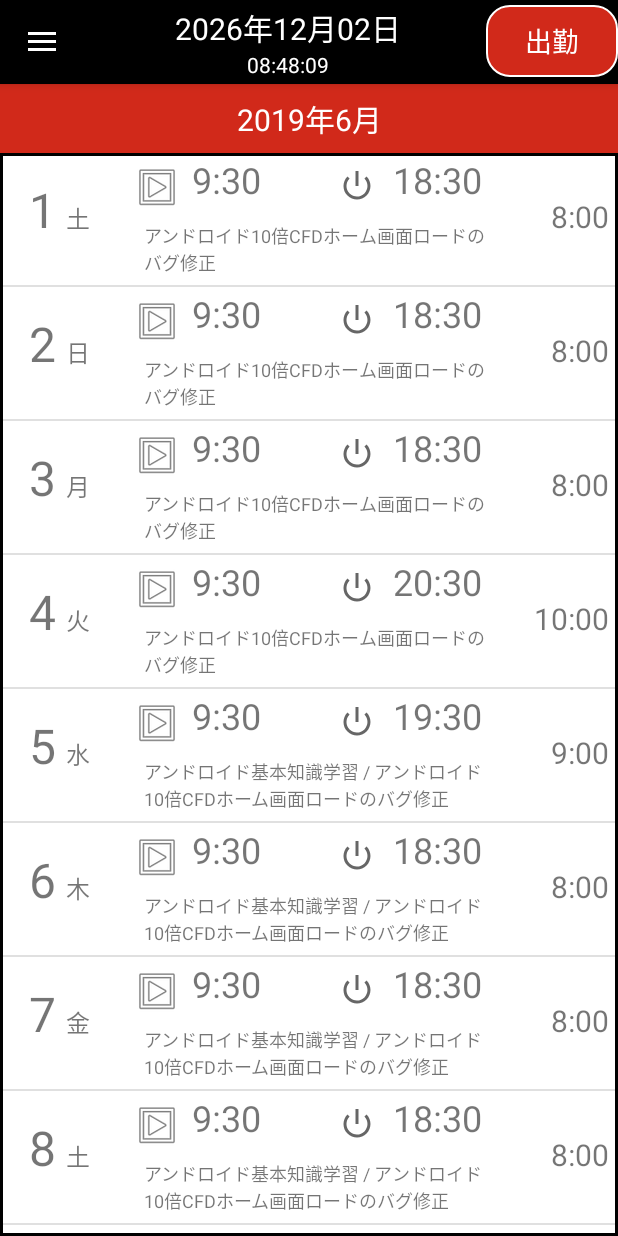
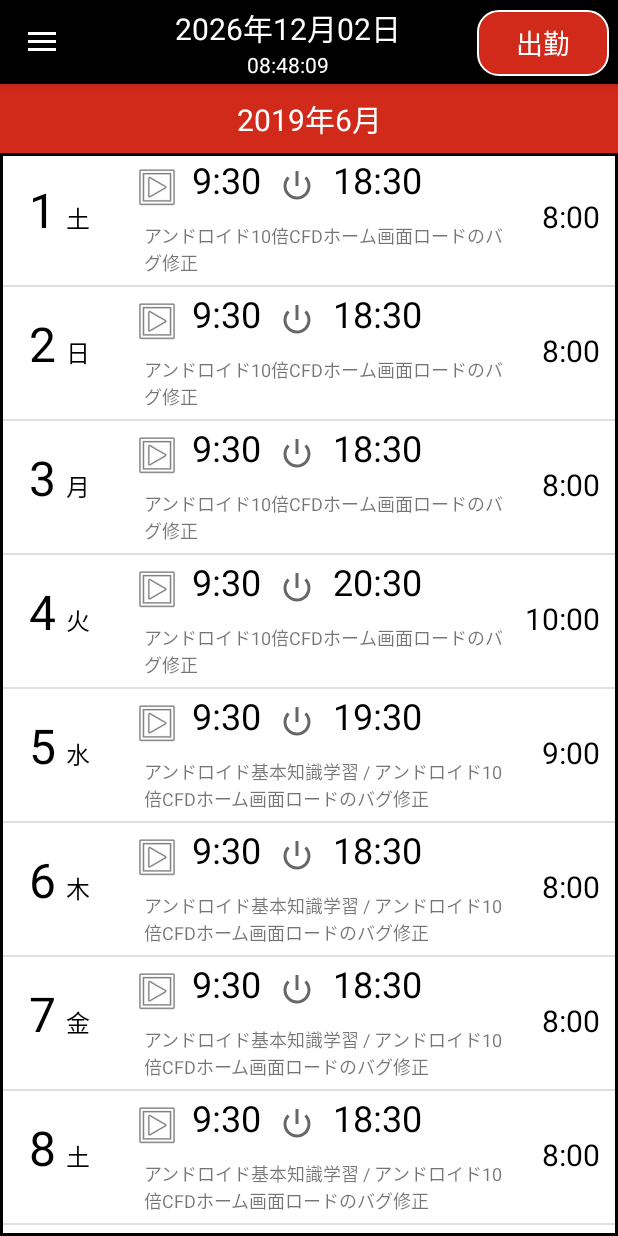
Before and after one commit to myforestory/Attendance_System, an Android app: the screen it shows after launch (MainActivity), on a phone screen of 412 x 824 dp. Run offline under Robolectric (Android 15) with nearby library versions, the phone set to English and light mode, and no system bars.

Commit message:
main info 0.81

```diff
--- a/app/src/main/res/drawable/button_shape.xml
+++ b/app/src/main/res/drawable/button_shape.xml
@@ -7,13 +7,5 @@
             android:width="1dp"
             android:color="@color/colorMainWhite" />
         <corners
-            android:radius="15dp" />
-        <padding
-            android:left="10dp"
-            android:top="0dp"
-            android:right="10dp"
-            android:bottom="0dp" />
-        <size
-            android:height="15dp"
-            android:width="30dp" />
+            android:radius="@dimen/dp_14" />
 </shape>
--- a/app/src/main/res/layout/app_bar_main.xml
+++ b/app/src/main/res/layout/app_bar_main.xml
@@ -46,6 +46,11 @@
                     android:layout_width="wrap_content"
                     android:layout_height="wrap_content"
                     android:layout_alignRight="@+id/titleDate"
+                    android:layout_alignTop="@id/titleDate"
+                    android:layout_alignBottom="@id/titleTime"
+                    android:layout_marginTop="@dimen/dp_3"
+                    android:layout_marginBottom="@dimen/dp_2"
+                    android:layout_marginRight="@dimen/dp_6"
                     android:background="@drawable/button_shape"
                     android:gravity="center"
                     android:text="出勤"
--- a/app/src/main/res/layout/listview_maininfo.xml
+++ b/app/src/main/res/layout/listview_maininfo.xml
@@ -21,6 +21,7 @@
         android:layout_marginTop="@dimen/dp_16"
         android:paddingBottom="@dimen/dp_8"
         android:text="1"
+        android:textColor="@color/colorMainBlack"
         android:textSize="@dimen/dp_32" />
 
     <TextView
@@ -30,13 +31,8 @@
         android:layout_alignBaseline="@id/tvDate"
         android:layout_toEndOf="@+id/tvDate"
         android:text="土"
+        android:textColor="@color/colorMainBlack"
         android:textSize="@dimen/dp_16" />
-
-    <View
-        android:layout_width="10dp"
-        android:layout_height="wrap_content"
-        android:background="@color/colorMainBlack"
-        />
 
     <ImageView
         android:id="@+id/imgStr"
@@ -55,6 +51,7 @@
         android:layout_toEndOf="@id/imgStr"
         android:padding="6dp"
         android:text="9:30"
+        android:textColor="@color/colorMainBlack"
         android:textSize="@dimen/dp_24" />
 
     <ImageView
@@ -62,7 +59,7 @@
         android:layout_width="wrap_content"
         android:layout_height="wrap_content"
         android:layout_alignBottom="@id/imgStr"
-        android:layout_marginStart="@dimen/dp_220"
+        android:layout_marginStart="@dimen/dp_180"
         android:padding="@dimen/dp_6"
         android:contentDescription="@string/main_disability_endImg"
         app:srcCompat="@android:drawable/ic_lock_power_off" />
@@ -75,6 +72,7 @@
         android:layout_toEndOf="@id/imgEnd"
         android:padding="6dp"
         android:text="18:30"
+        android:textColor="@color/colorMainBlack"
         android:textSize="@dimen/dp_24" />
 
     <TextView
@@ -84,7 +82,9 @@
         android:layout_alignParentEnd="true"
         android:layout_alignBaseline="@id/tvDay"
         android:padding="6dp"
+        android:layout_marginRight="@dimen/dp_6"
         android:text="8:00"
+        android:textColor="@color/colorMainBlack"
         android:textSize="@dimen/dp_20" />
 
     <TextView
@@ -94,13 +94,11 @@
         android:layout_alignLeft="@id/imgStr"
         android:layout_below="@id/imgStr"
         android:padding="6dp"
-        android:layout_marginRight="@dimen/dp_80"
+        android:layout_marginRight="@dimen/dp_70"
         android:text="アンドロイド10倍CFDホーム画面ロードのバグ修正"
         android:textSize="@dimen/dp_12"
         android:singleLine="false"
         android:maxLines="10"
         android:maxEms="500"/>
 
-
-
 </RelativeLayout>
--- a/app/src/main/res/values/dimens.xml
+++ b/app/src/main/res/values/dimens.xml
@@ -21,8 +21,11 @@
     <dimen name="sp_60">60sp</dimen>
     <dimen name="sp_70">70sp</dimen>
 
+    <dimen name="dp_1">1dp</dimen>
     <dimen name="dp_2">2dp</dimen>
+    <dimen name="dp_3">3dp</dimen>
     <dimen name="dp_4">4dp</dimen>
+    <dimen name="dp_5">5dp</dimen>
     <dimen name="dp_6">6dp</dimen>
     <dimen name="dp_8">8dp</dimen>
     <dimen name="dp_12">12dp</dimen>
```
Also changed, not shown: app/src/main/java/com/example/myapplication/MainActivity.java (+0 -101 lines).
